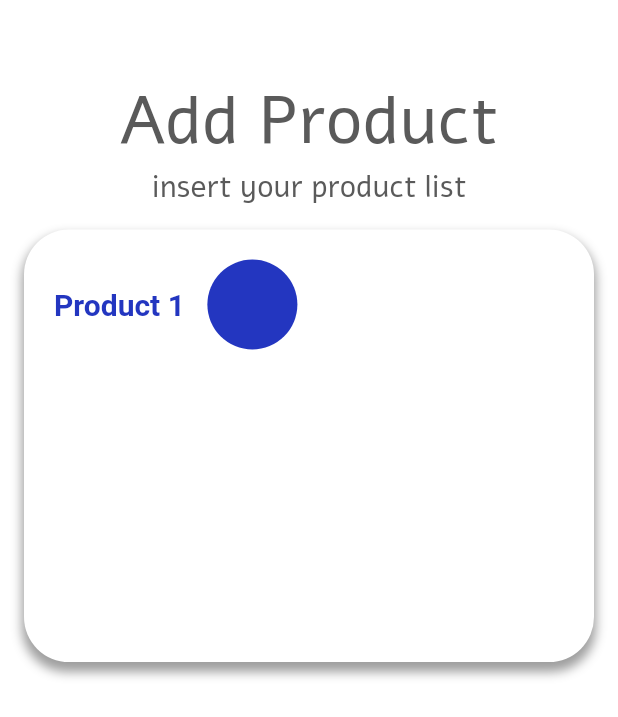
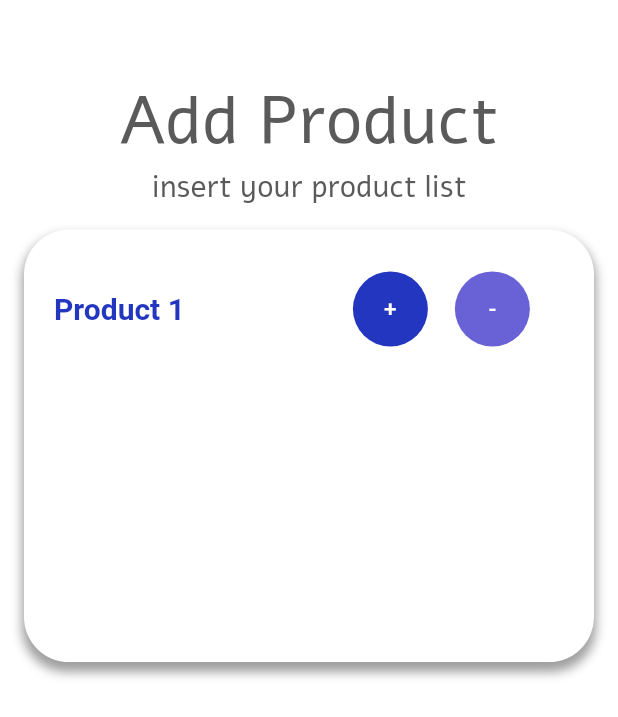
Before and after one commit to CSC234/Memby-application, a Flutter app: the AddProductList screen opened directly, on a phone screen of 412 x 824 dp. Shown: the top 717 px of the screen. Run offline on Flutter 3.47's test engine with Material 2 defaults, Android fonts, the phone set to English and light mode, and no system bars; our stand-ins replace dotted_decoration, firebase_auth, firebase_core, google_sign_in; accounts and stored records are empty.

Commit message:
[UPDATE] card product

```diff
--- a/lib/components/CardProduct.dart
+++ b/lib/components/CardProduct.dart
@@ -61,13 +61,41 @@ class CardProductButton extends StatelessWidget {
                                 fontWeight: FontWeight.bold),
                           ),
                           Container(
-                            margin: EdgeInsets.symmetric(horizontal: 15),
-                            width: 60,
-                            height: 60,
-                            child: icon,
-                            decoration: BoxDecoration(
-                                shape: BoxShape.circle, color: kPrimaryMain),
-                          ),
+                              margin: EdgeInsets.only(left: width * (25 / 100)),
+                              child: Row(children: [
+                                TextButton(
+                                  child: Container(
+                                    margin: EdgeInsets.symmetric(horizontal: 1),
+                                    width: 50,
+                                    height: 50,
+                                    child: Center(
+                                        child: Text(
+                                      '+',
+                                      style: TextStyle(
+                                          fontSize: 15, color: Colors.white),
+                                    )),
+                                    decoration: BoxDecoration(
+                                        shape: BoxShape.circle,
+                                        color: kPrimaryMain),
+                                  ),
+                                ),
+                                TextButton(
+                                  child: Container(
+                                    margin: EdgeInsets.symmetric(horizontal: 1),
+                                    width: 50,
+                                    height: 50,
+                                    child: Center(
+                                        child: Text(
+                                      '-',
+                                      style: TextStyle(
+                                          fontSize: 15, color: Colors.white),
+                                    )),
+                                    decoration: BoxDecoration(
+                                        shape: BoxShape.circle,
+                                        color: Color(0xFF6961D6)),
+                                  ),
+                                ),
+                              ]))
                         ])
                       ],
                     )))
```
Also changed, not shown: pubspec.lock.
